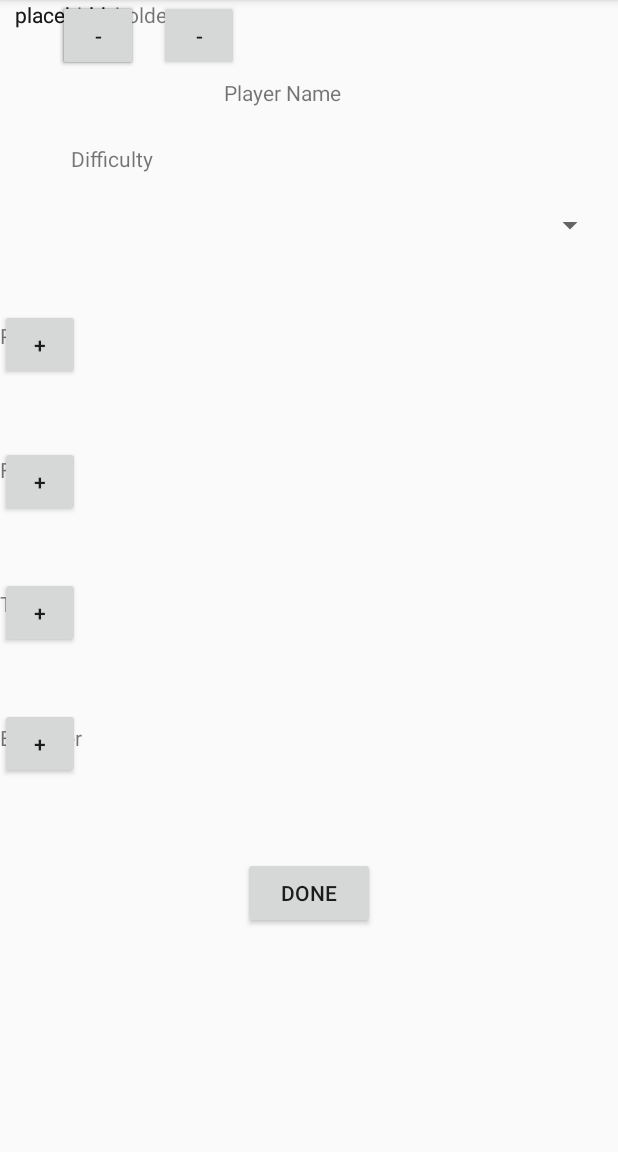
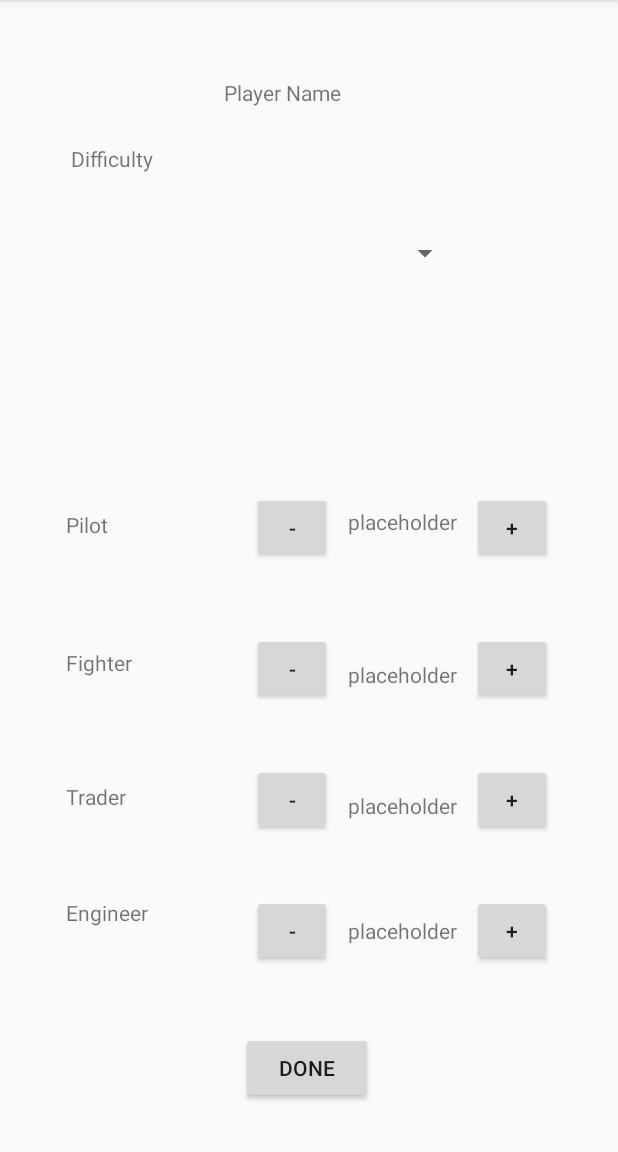
Before and after one commit to Astro-Devs/SpaceTraders, an Android app: the screen it shows after launch (MainActivity), on a phone screen of 412 x 824 dp, the part 84-1236 px from its top. Run offline under Robolectric (Android 15) with nearby library versions, the phone set to English and light mode, and no system bars.

Commit message:
Fix UI anchoring for config screen

```diff
--- a/app/src/main/res/layout/activity_main.xml
+++ b/app/src/main/res/layout/activity_main.xml
@@ -10,66 +10,85 @@
     <TextView
             android:text="placeholder"
             android:layout_width="wrap_content"
-            android:layout_height="21dp" tools:layout_editor_absoluteY="459dp"
+            android:layout_height="21dp"
             android:id="@+id/points4"
-            app:layout_constraintStart_toEndOf="@+id/minus4" android:layout_marginStart="8dp"
-            app:layout_constraintEnd_toStartOf="@+id/plus4" android:layout_marginEnd="8dp"/>
+            app:layout_constraintEnd_toStartOf="@+id/plus4" android:layout_marginEnd="8dp"
+            android:layout_marginBottom="56dp" app:layout_constraintBottom_toTopOf="@+id/doneButton"
+            app:layout_constraintStart_toEndOf="@+id/minus4" android:layout_marginStart="8dp"/>
     <TextView
             android:text="placeholder"
             android:layout_width="wrap_content"
-            android:layout_height="wrap_content" tools:layout_editor_absoluteY="372dp"
+            android:layout_height="wrap_content"
             android:id="@+id/points3"
-            app:layout_constraintStart_toEndOf="@+id/minus3" android:layout_marginStart="8dp"
-            app:layout_constraintEnd_toStartOf="@+id/plus3" android:layout_marginEnd="8dp"/>
+            app:layout_constraintEnd_toStartOf="@+id/plus3" android:layout_marginEnd="8dp"
+            android:layout_marginBottom="64dp" app:layout_constraintBottom_toTopOf="@+id/points4"
+            app:layout_constraintStart_toEndOf="@+id/minus3" android:layout_marginStart="8dp"/>
     <Button
             android:text="-"
             android:layout_width="53dp"
             android:layout_height="47dp"
             android:id="@+id/minus2"
-            tools:layout_editor_absoluteY="272dp" app:layout_constraintStart_toEndOf="@+id/fighter"
-            android:layout_marginStart="8dp" app:layout_constraintEnd_toStartOf="@+id/plus2"
-            android:layout_marginEnd="8dp" app:layout_constraintHorizontal_bias="0.316"/>
+            app:layout_constraintEnd_toStartOf="@+id/plus2"
+            android:layout_marginEnd="8dp"
+            android:layout_marginBottom="40dp" app:layout_constraintBottom_toTopOf="@+id/minus3"
+            app:layout_constraintStart_toStartOf="parent" android:layout_marginStart="8dp"
+            app:layout_constraintHorizontal_bias="0.653"/>
     <Button
             android:text="-"
             android:layout_width="53dp"
             android:layout_height="47dp"
             android:id="@+id/minus3"
-            tools:layout_editor_absoluteY="358dp" app:layout_constraintStart_toEndOf="@+id/trader"
-            android:layout_marginStart="8dp" app:layout_constraintEnd_toStartOf="@+id/plus3"
-            android:layout_marginEnd="8dp" app:layout_constraintHorizontal_bias="0.316"/>
+            app:layout_constraintEnd_toStartOf="@+id/plus3"
+            android:layout_marginEnd="8dp"
+            android:layout_marginBottom="40dp" app:layout_constraintBottom_toTopOf="@+id/minus4"
+            app:layout_constraintStart_toStartOf="parent" android:layout_marginStart="8dp"
+            app:layout_constraintHorizontal_bias="0.653"/>
     <Button
             android:text="-"
             android:layout_width="53dp"
             android:layout_height="47dp"
             android:id="@+id/minus4"
-            tools:layout_editor_absoluteY="445dp" app:layout_constraintStart_toEndOf="@+id/engineer"
-            android:layout_marginStart="36dp" app:layout_constraintEnd_toStartOf="@+id/plus4"
-            android:layout_marginEnd="8dp" app:layout_constraintHorizontal_bias="0.042"/>
+            app:layout_constraintEnd_toStartOf="@+id/plus4"
+            android:layout_marginEnd="8dp"
+            android:layout_marginBottom="44dp" app:layout_constraintBottom_toTopOf="@+id/doneButton"
+            app:layout_constraintStart_toStartOf="parent" android:layout_marginStart="8dp"
+            app:layout_constraintHorizontal_bias="0.653"/>
     <Button
             android:text="+"
             android:layout_width="53dp"
             android:layout_height="47dp"
-            tools:layout_editor_absoluteX="290dp" android:id="@+id/plus4" android:layout_marginBottom="52dp"
-            app:layout_constraintBottom_toTopOf="@+id/doneButton"/>
+            android:id="@+id/plus4" android:layout_marginBottom="44dp"
+            app:layout_constraintBottom_toTopOf="@+id/doneButton" app:layout_constraintEnd_toEndOf="parent"
+            android:layout_marginEnd="8dp" app:layout_constraintStart_toEndOf="@+id/engineer"
+            android:layout_marginStart="8dp" app:layout_constraintHorizontal_bias="0.837"/>
     <Button
             android:text="+"
             android:layout_width="53dp"
             android:layout_height="47dp"
-            tools:layout_editor_absoluteX="290dp" android:id="@+id/plus3" android:layout_marginBottom="40dp"
-            app:layout_constraintBottom_toTopOf="@+id/plus4"/>
+            android:id="@+id/plus3" android:layout_marginBottom="40dp"
+            app:layout_constraintBottom_toTopOf="@+id/plus4" app:layout_constraintEnd_toEndOf="parent"
+            android:layout_marginEnd="8dp" app:layout_constraintStart_toEndOf="@+id/trader"
+            android:layout_marginStart="8dp" app:layout_constraintHorizontal_bias="0.837"/>
     <TextView
             android:text="Pilot"
             android:layout_width="77dp"
             android:layout_height="25dp"
-            tools:layout_editor_absoluteX="46dp" android:id="@+id/pilot"
-            android:layout_marginBottom="64dp"
-            app:layout_constraintBottom_toTopOf="@+id/fighter"/>
+            android:id="@+id/pilot"
+            app:layout_constraintStart_toStartOf="parent"
+            android:layout_marginStart="44dp"
+            android:layout_marginEnd="8dp" app:layout_constraintEnd_toEndOf="parent"
+            app:layout_constraintHorizontal_bias="0.0" android:layout_marginTop="8dp"
+            app:layout_constraintTop_toTopOf="parent" android:layout_marginBottom="8dp"
+            app:layout_constraintVertical_bias="0.85" app:layout_constraintBottom_toTopOf="@+id/fighter"/>
     <TextView
             android:text="Trader"
             android:layout_width="77dp"
             android:layout_height="25dp"
-            tools:layout_editor_absoluteX="46dp" android:id="@+id/trader" android:layout_marginBottom="64dp"
-            app:layout_constraintBottom_toTopOf="@+id/engineer"/>
+            android:id="@+id/trader" android:layout_marginBottom="52dp"
+            app:layout_constraintBottom_toTopOf="@+id/engineer" app:layout_constraintStart_toStartOf="parent"
+            android:layout_marginStart="44dp" app:layout_constraintEnd_toEndOf="parent" android:layout_marginEnd="8dp"
+            app:layout_constraintHorizontal_bias="0.0"
+    />
     <TextView
             android:text="Player Name"
             android:layout_width="112dp"
@@ -88,67 +107,89 @@
             android:layout_marginEnd="8dp" android:layout_marginTop="8dp"
             app:layout_constraintTop_toBottomOf="@+id/playerName"/>
     <Spinner
-            android:layout_width="395dp"
-            android:layout_height="44dp"
-            android:id="@+id/difficultySpinner" android:layout_marginTop="8dp"
+            android:layout_width="280dp"
+            android:layout_height="41dp"
+            android:id="@+id/difficultySpinner" android:layout_marginTop="28dp"
             app:layout_constraintTop_toBottomOf="@+id/difficulty" app:layout_constraintEnd_toEndOf="parent"
             android:layout_marginEnd="8dp" app:layout_constraintStart_toStartOf="parent"
-            android:layout_marginStart="8dp" android:spinnerMode="dropdown"/>
+            android:layout_marginStart="8dp" android:spinnerMode="dropdown"
+            app:layout_constraintHorizontal_bias="0.165"/>
     <Button
             android:text="Done"
             android:layout_width="wrap_content"
             android:layout_height="wrap_content"
             android:id="@+id/doneButton" android:layout_marginBottom="8dp"
             app:layout_constraintBottom_toBottomOf="parent" android:layout_marginTop="8dp"
-            app:layout_constraintTop_toBottomOf="@+id/difficultySpinner" app:layout_constraintVertical_bias="0.735"
+            app:layout_constraintTop_toBottomOf="@+id/difficultySpinner" app:layout_constraintVertical_bias="0.953"
             android:layout_marginEnd="8dp" app:layout_constraintEnd_toEndOf="parent" android:layout_marginStart="8dp"
-            app:layout_constraintStart_toStartOf="parent"/>
+            app:layout_constraintStart_toStartOf="parent" app:layout_constraintHorizontal_bias="0.495"/>
     <TextView
             android:text="Fighter"
             android:layout_width="77dp"
             android:layout_height="25dp"
-            tools:layout_editor_absoluteX="46dp" android:id="@+id/fighter" android:layout_marginBottom="64dp"
+            android:id="@+id/fighter"
+            app:layout_constraintStart_toStartOf="parent"
+            android:layout_marginStart="44dp" app:layout_constraintEnd_toEndOf="parent" android:layout_marginEnd="8dp"
+            app:layout_constraintHorizontal_bias="0.0"
+            android:layout_marginBottom="64dp"
             app:layout_constraintBottom_toTopOf="@+id/trader"/>
     <TextView
             android:text="Engineer"
             android:layout_width="77dp"
             android:layout_height="25dp"
-            tools:layout_editor_absoluteX="46dp" android:id="@+id/engineer"
-            app:layout_constraintBottom_toTopOf="@+id/doneButton" android:layout_marginBottom="64dp"/>
+            android:id="@+id/engineer"
+            app:layout_constraintBottom_toTopOf="@+id/doneButton" android:layout_marginBottom="64dp"
+            app:layout_constraintStart_toStartOf="parent" android:layout_marginStart="44dp"
+            app:layout_constraintEnd_toEndOf="parent" android:layout_marginEnd="8dp"
+            app:layout_constraintHorizontal_bias="0.0"
+    />
     <Button
             android:text="+"
             android:layout_width="53dp"
             android:layout_height="47dp"
-            android:id="@+id/plus" android:layout_marginBottom="44dp"
-            app:layout_constraintBottom_toTopOf="@+id/plus2"
-            android:layout_marginTop="8dp"
-            app:layout_constraintTop_toBottomOf="@+id/difficultySpinner"
-            app:layout_constraintVertical_bias="1.0" tools:layout_editor_absoluteX="290dp"/>
+            android:id="@+id/plus"
+            android:layout_marginEnd="8dp"
+            app:layout_constraintEnd_toEndOf="parent" android:layout_marginStart="8dp"
+            app:layout_constraintStart_toStartOf="@+id/pilot" app:layout_constraintHorizontal_bias="0.879"
+            android:layout_marginBottom="8dp" app:layout_constraintBottom_toTopOf="@+id/plus2"
+            android:layout_marginTop="8dp" app:layout_constraintTop_toTopOf="parent"
+            app:layout_constraintVertical_bias="0.892"/>
     <Button
             android:text="-"
             android:layout_width="53dp"
             android:layout_height="47dp"
             android:id="@+id/minus"
-            tools:layout_editor_absoluteY="181dp" app:layout_constraintStart_toEndOf="@+id/pilot"
-            android:layout_marginStart="8dp" app:layout_constraintEnd_toStartOf="@+id/plus"
-            android:layout_marginEnd="8dp" app:layout_constraintHorizontal_bias="0.316"/>
+            app:layout_constraintEnd_toStartOf="@+id/plus"
+            android:layout_marginEnd="8dp"
+            android:layout_marginBottom="8dp"
+            app:layout_constraintBottom_toTopOf="@+id/minus2" android:layout_marginTop="8dp"
+            app:layout_constraintTop_toTopOf="parent" app:layout_constraintVertical_bias="0.892"
+            android:layout_marginStart="8dp" app:layout_constraintStart_toStartOf="parent"
+            app:layout_constraintHorizontal_bias="0.653"/>
     <Button
             android:text="+"
             android:layout_width="53dp"
             android:layout_height="47dp"
-            tools:layout_editor_absoluteX="290dp" android:id="@+id/plus2" android:layout_marginBottom="40dp"
-            app:layout_constraintBottom_toTopOf="@+id/plus3"/>
+            android:id="@+id/plus2" android:layout_marginBottom="40dp"
+            app:layout_constraintBottom_toTopOf="@+id/plus3" app:layout_constraintEnd_toEndOf="parent"
+            android:layout_marginEnd="8dp" app:layout_constraintStart_toStartOf="@+id/fighter"
+            android:layout_marginStart="8dp" app:layout_constraintHorizontal_bias="0.879"/>
     <TextView
             android:text="placeholder"
             android:layout_width="wrap_content"
-            android:layout_height="wrap_content" tools:layout_editor_absoluteY="193dp"
+            android:layout_height="wrap_content"
             android:id="@+id/points" app:layout_constraintStart_toEndOf="@+id/minus" android:layout_marginStart="8dp"
-            app:layout_constraintEnd_toStartOf="@+id/plus" android:layout_marginEnd="8dp"/>
+            app:layout_constraintEnd_toStartOf="@+id/plus" android:layout_marginEnd="8dp" android:layout_marginTop="8dp"
+            app:layout_constraintTop_toTopOf="parent"
+            android:layout_marginBottom="8dp" app:layout_constraintBottom_toTopOf="@+id/points2"
+            app:layout_constraintVertical_bias="0.816"/>
     <TextView
             android:text="placeholder"
             android:layout_width="wrap_content"
-            android:layout_height="wrap_content" tools:layout_editor_absoluteY="283dp"
+            android:layout_height="wrap_content"
             android:id="@+id/points2"
             app:layout_constraintStart_toEndOf="@+id/minus2" android:layout_marginStart="8dp"
-            app:layout_constraintEnd_toStartOf="@+id/plus2" android:layout_marginEnd="8dp"/>
+            app:layout_constraintEnd_toStartOf="@+id/plus2" android:layout_marginEnd="8dp"
+            android:layout_marginBottom="68dp" app:layout_constraintBottom_toTopOf="@+id/points3"
+    />
 </android.support.constraint.ConstraintLayout>
```
